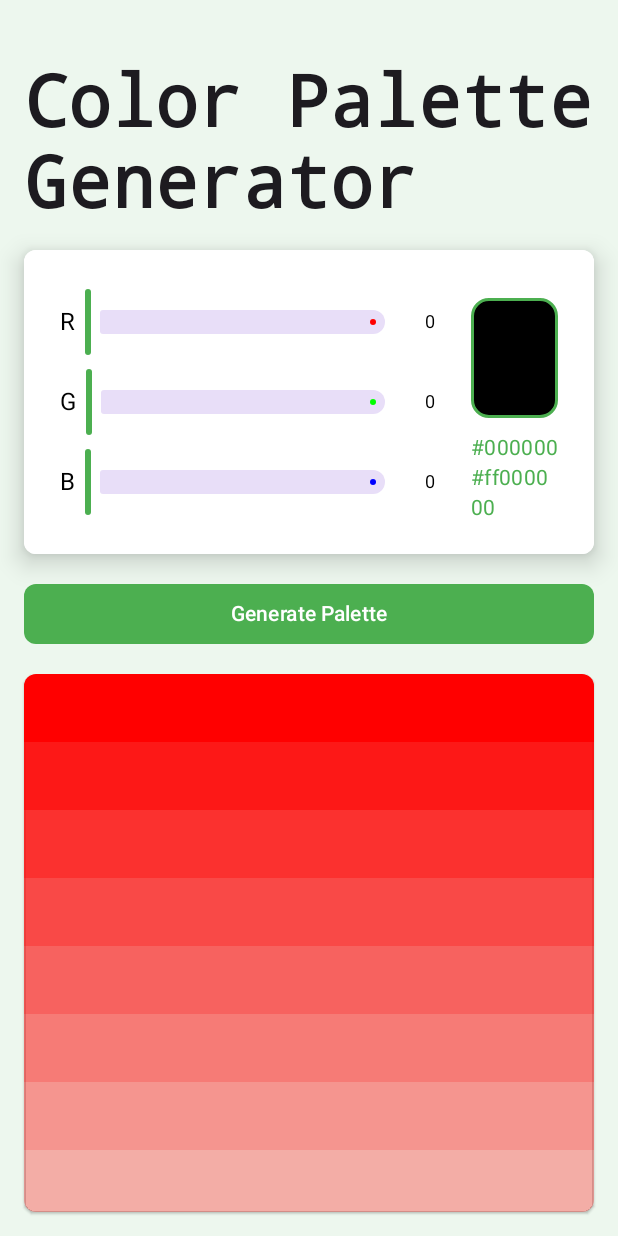
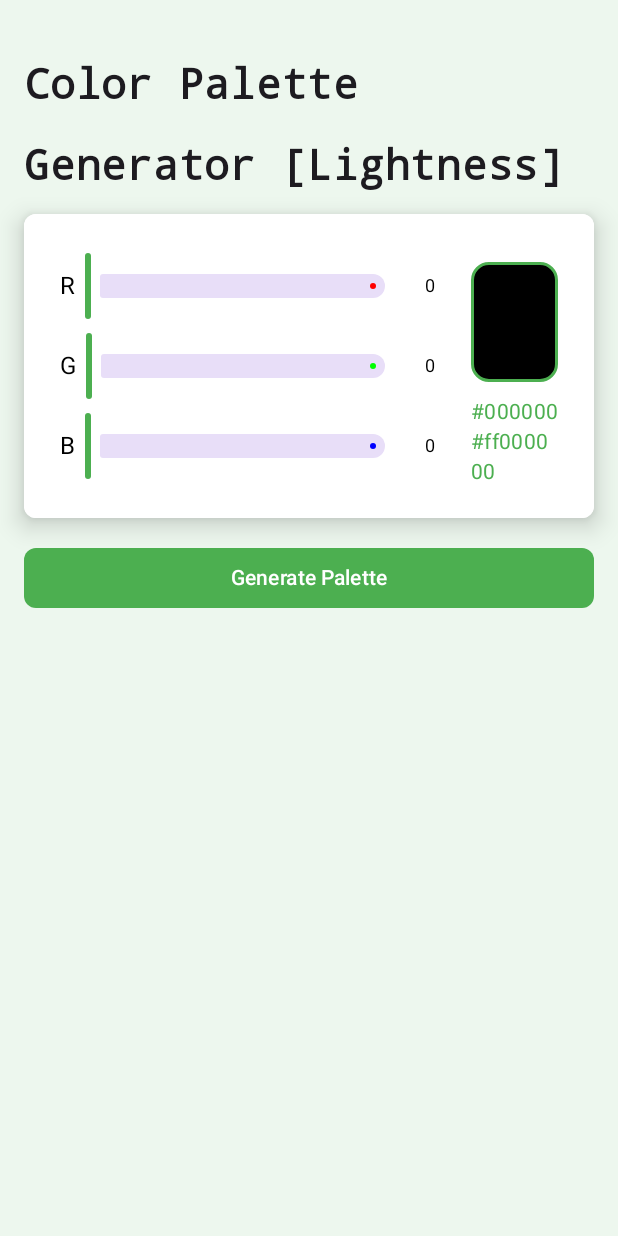
Before and after one commit to KvColorPalette/KvColorPalette-Android, an Android app built with Jetpack Compose: the @Preview function PaletteGenDetailUIPreview, on a phone screen of 412 x 824 dp. Run offline under Robolectric (Android 15) with nearby library versions, the phone set to English and light mode, and no system bars.

Commit message:
Create the UI to generate color palettes in all possible cases provided in KvColorPalette library.

```diff
--- /dev/null
+++ b/ui-app/src/main/kotlin/com/kavi/droid/color/palette/app/model/PaletteType.kt
@@ -0,0 +1,5 @@
+package com.kavi.droid.color.palette.app.model
+
+enum class PaletteType {
+    ALPHA_PALETTE, SATURATION_PALETTE, LIGHTNESS_PALETTE, KV_PALETTE
+}
--- a/ui-app/src/main/kotlin/com/kavi/droid/color/palette/app/ui/common/picker/KvColorPicker.kt
+++ b/ui-app/src/main/kotlin/com/kavi/droid/color/palette/app/ui/common/picker/KvColorPicker.kt
@@ -16,6 +16,7 @@ import androidx.compose.material3.Slider
 import androidx.compose.material3.SliderDefaults
 import androidx.compose.material3.Text
 import androidx.compose.runtime.Composable
+import androidx.compose.runtime.LaunchedEffect
 import androidx.compose.runtime.MutableState
 import androidx.compose.runtime.derivedStateOf
 import androidx.compose.runtime.getValue
@@ -33,9 +34,8 @@ import com.kavi.droid.color.palette.app.extension.toColorInt
 import com.kavi.droid.color.palette.util.ColorUtil
 
 @Composable
-fun KvColorPicker(modifier: Modifier = Modifier) {
-    // State variables for RGBA values
-    //val alpha = rememberSaveable { mutableFloatStateOf(1f) }
+fun KvColorPicker(modifier: Modifier = Modifier, onColorSelected: (selectedColor: Color) -> Unit) {
+    // State variables for RGB values
     val red = rememberSaveable { mutableFloatStateOf(0f) }
     val green = rememberSaveable { mutableFloatStateOf(0f) }
     val blue = rememberSaveable { mutableFloatStateOf(0f) }
@@ -45,6 +45,11 @@ fun KvColorPicker(modifier: Modifier = Modifier) {
         derivedStateOf {
             Color(red.floatValue, green.floatValue, blue.floatValue)
         }
+    }
+
+    // Launch an effect to invoke the provided callback with the selected color
+    LaunchedEffect(color) {
+        onColorSelected.invoke(color)
     }
 
     Row(
@@ -57,14 +62,13 @@ fun KvColorPicker(modifier: Modifier = Modifier) {
             .background(Color.White)
             .padding(12.dp)
     ) {
-        // Sliders for adjusting RGBA values
+        // Sliders for adjusting RGB values
         Column(
             modifier = Modifier
                 .padding(12.dp)
                 .width(250.dp),
             verticalArrangement = Arrangement.spacedBy(5.dp)
         ) {
-            //ColorSlider("A", alpha, color.copy(1f))
             ColorSlider("R", red, Color.Red)
             ColorSlider("G", green, Color.Green)
             ColorSlider("B", blue, Color.Blue)
@@ -148,5 +152,5 @@ fun ColorSlider(
 @Preview(showBackground = true)
 @Composable
 fun ColorPickerUIPreview() {
-    KvColorPicker()
+    KvColorPicker(onColorSelected = {})
 }
--- a/ui-app/src/main/kotlin/com/kavi/droid/color/palette/app/ui/detail/PaletteGenDetailUI.kt
+++ b/ui-app/src/main/kotlin/com/kavi/droid/color/palette/app/ui/detail/PaletteGenDetailUI.kt
@@ -1,6 +1,6 @@
 package com.kavi.droid.color.palette.app.ui.detail
 
-import androidx.compose.foundation.background
+import android.webkit.WebSettings
 import androidx.compose.foundation.layout.Column
 import androidx.compose.foundation.layout.Row
 import androidx.compose.foundation.layout.fillMaxHeight
@@ -15,19 +15,30 @@ import androidx.compose.material3.MaterialTheme
 import androidx.compose.material3.Scaffold
 import androidx.compose.material3.Text
 import androidx.compose.runtime.Composable
+import androidx.compose.runtime.getValue
+import androidx.compose.runtime.mutableStateOf
+import androidx.compose.runtime.remember
+import androidx.compose.runtime.setValue
 import androidx.compose.ui.Alignment
 import androidx.compose.ui.Modifier
-import androidx.compose.ui.draw.shadow
+import androidx.compose.ui.draw.clip
 import androidx.compose.ui.graphics.Color
+import androidx.compose.ui.graphics.toArgb
 import androidx.compose.ui.tooling.preview.Preview
 import androidx.compose.ui.unit.dp
+import androidx.compose.ui.unit.sp
 import com.kavi.droid.color.palette.KvColorPalette
+import com.kavi.droid.color.palette.app.model.PaletteType
 import com.kavi.droid.color.palette.app.theme.KvColorPaletteTheme
 import com.kavi.droid.color.palette.app.ui.common.ColorStrip
 import com.kavi.droid.color.palette.app.ui.common.picker.KvColorPicker
 
 @Composable
-fun PaletteGenDetailUI() {
+fun PaletteGenDetailUI(paletteType: PaletteType) {
+
+    var selectedColor by remember { mutableStateOf(Color.White) }
+    var colorPalette by remember { mutableStateOf<List<Color>>(emptyList()) }
+
     Scaffold { innerPadding ->
         Column(
             modifier = Modifier
@@ -40,15 +51,27 @@ fun PaletteGenDetailUI() {
                 .fillMaxWidth()
                 .padding(top = 24.dp)
             ) {
+                val palletName = when(paletteType) {
+                    PaletteType.KV_PALETTE -> "Kv Palette"
+                    PaletteType.ALPHA_PALETTE -> "Alpha"
+                    PaletteType.LIGHTNESS_PALETTE -> "Lightness"
+                    PaletteType.SATURATION_PALETTE -> "Saturation"
+                }
+
                 Text(
                     modifier = Modifier
                         .padding(8.dp),
-                    text = "Color Palette Generator",
-                    style = MaterialTheme.typography.titleLarge
+                    text = "Color Palette Generator [$palletName]",
+                    style = MaterialTheme.typography.titleLarge,
+                    fontSize = 28.sp
                 )
             }
 
-            KvColorPicker(modifier = Modifier.padding(8.dp))
+            KvColorPicker(modifier = Modifier.padding(8.dp), onColorSelected = { color ->
+                println("Color: ${color.toArgb()}")
+                selectedColor = color
+                println("Selected Color: ${selectedColor.toArgb()}")
+            })
 
             Button(
                 modifier = Modifier
@@ -56,7 +79,15 @@ fun PaletteGenDetailUI() {
                     .fillMaxWidth(),
                 shape = RoundedCornerShape(8.dp),
                 onClick = {
-                    //navController.navigate("palette-gen-detail")
+                    colorPalette = when (paletteType) {
+                        PaletteType.KV_PALETTE -> {
+                            val closestKvColor = KvColorPalette.instance.findClosestKvColor(givenColor = selectedColor)
+                            KvColorPalette.instance.generateColorPalette(givenColor = closestKvColor)
+                        }
+                        PaletteType.ALPHA_PALETTE -> KvColorPalette.instance.generateAlphaColorPalette(givenColor = selectedColor)
+                        PaletteType.LIGHTNESS_PALETTE -> KvColorPalette.instance.generateLightnessColorPalette(givenColor = selectedColor)
+                        PaletteType.SATURATION_PALETTE -> KvColorPalette.instance.generateSaturationColorPalette(givenColor = selectedColor)
+                    }
                 }
             ) {
                 Text("Generate Palette")
@@ -67,13 +98,10 @@ fun PaletteGenDetailUI() {
                     .fillMaxWidth()
                     .fillMaxHeight()
                     .padding(8.dp)
-                    .shadow(
-                        elevation = 1.dp,
-                        shape = RoundedCornerShape(8.dp)
-                    )
+                    .clip(RoundedCornerShape(8.dp))
                     .verticalScroll(rememberScrollState()),
             ) {
-                val colorPalette = KvColorPalette.instance.generateAlphaColorPalette(givenColor = Color.Red)
+
                 colorPalette.forEach {
                     ColorStrip(color = it)
                 }
@@ -86,6 +114,6 @@ fun PaletteGenDetailUI() {
 @Composable
 fun PaletteGenDetailUIPreview() {
     KvColorPaletteTheme {
-        PaletteGenDetailUI()
+        PaletteGenDetailUI(paletteType = PaletteType.LIGHTNESS_PALETTE)
     }
 }
--- a/ui-app/src/main/kotlin/com/kavi/droid/color/palette/app/ui/detail/ThemeGenDetailUI.kt
+++ b/ui-app/src/main/kotlin/com/kavi/droid/color/palette/app/ui/detail/ThemeGenDetailUI.kt
@@ -39,7 +39,9 @@ fun ThemeGenDetailUI() {
                 )
             }
 
-            KvColorPicker()
+            KvColorPicker(modifier = Modifier.padding(8.dp), onColorSelected = { selectedColor ->
+
+            })
         }
     }
 }
@@ -48,6 +50,6 @@ fun ThemeGenDetailUI() {
 @Composable
 fun ThemeGenDetailUIPreview() {
     KvColorPaletteTheme {
-        PaletteGenDetailUI()
+        ThemeGenDetailUI()
     }
 }
```
Also changed, not shown: ui-app/src/main/kotlin/com/kavi/droid/color/palette/app/navigation/NavigationHost.kt (+13 -2 lines), ui-app/src/main/kotlin/com/kavi/droid/color/palette/app/ui/dashboard/palette/ColorPaletteTab.kt (+10 -1 lines).
